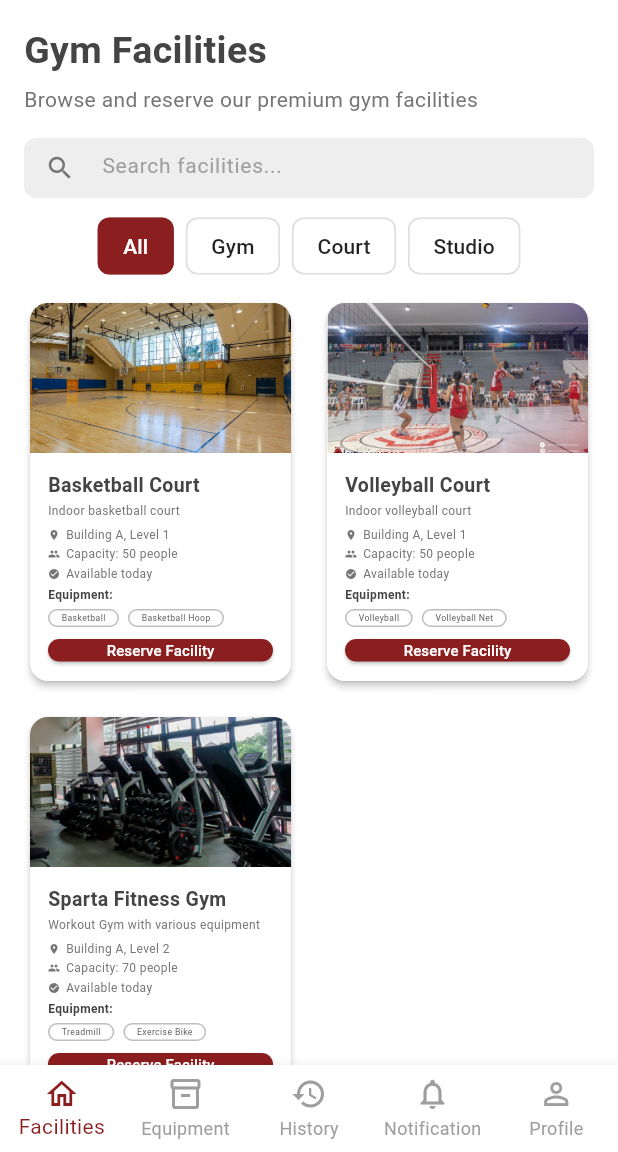
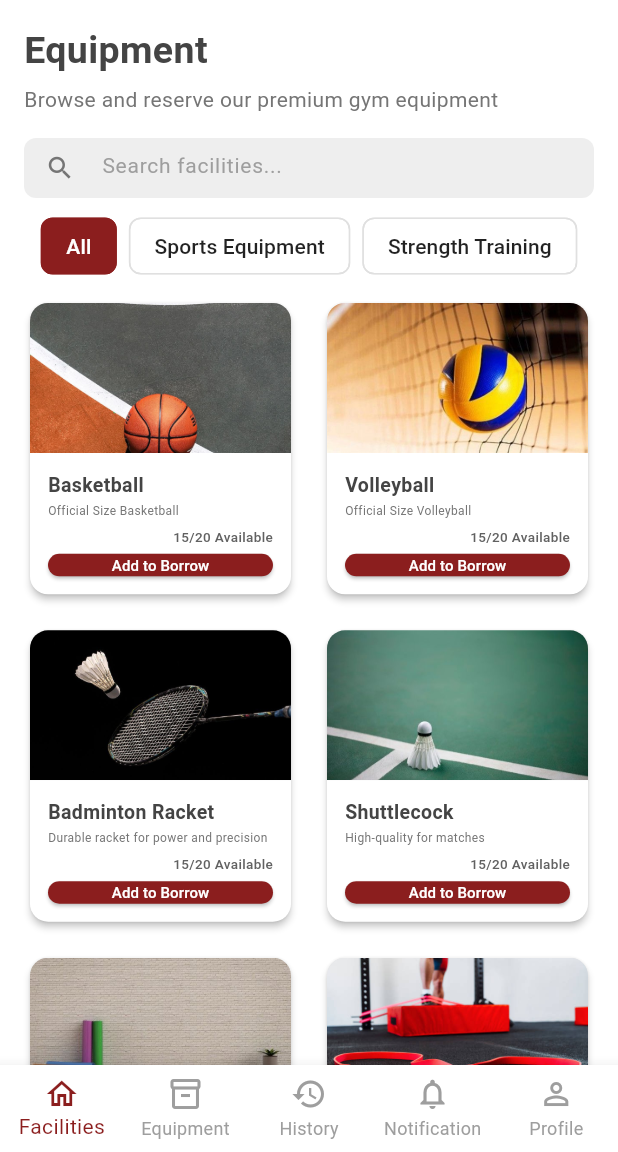
Before and after one commit to Brian-Kristofer-Perez/SpartaGO, a Flutter app: the screen it shows after launch, on a phone screen of 412 x 824 dp, the part 84-1236 px from its top. Run offline on Flutter 3.47's test engine with Material 3 defaults, Android fonts, the phone set to English and light mode, and no system bars.

Commit message:
added equipment page

```diff
--- /dev/null
+++ b/lib/common/equipment_card.dart
@@ -0,0 +1,104 @@
+import 'package:flutter/material.dart';
+
+class EquipmentCard extends StatelessWidget {
+  final Map<String, dynamic> facility;
+
+  const EquipmentCard({Key? key, required this.facility}) : super(key: key);
+
+  @override
+  Widget build(BuildContext context) {
+    return Card(
+      elevation: 2,
+      color: Colors.white,
+      shape: RoundedRectangleBorder(
+        borderRadius: BorderRadius.circular(12),
+      ),
+      child: Column(
+        crossAxisAlignment: CrossAxisAlignment.start,
+        children: [
+          // Image
+          ClipRRect(
+            borderRadius: const BorderRadius.vertical(top: Radius.circular(12)),
+            child: Container(
+              height: 100,
+              width: double.infinity,
+              color: Colors.grey[300],
+              child: Image.asset(
+                facility['image'],
+                fit: BoxFit.cover,
+                errorBuilder: (context, error, stackTrace) => Icon(
+                  Icons.fitness_center,
+                  size: 50,
+                  color: Colors.grey[400],
+                ),
+              ),
+            ),
+          ),
+
+          // Content
+          Expanded(
+            child: Padding(
+              padding: const EdgeInsets.all(12.0),
+              child: Column(
+                crossAxisAlignment: CrossAxisAlignment.start,
+                children: [
+                  Text(
+                    facility['name'],
+                    style: const TextStyle(
+                      fontSize: 13,
+                      fontWeight: FontWeight.bold,
+                    ),
+                    maxLines: 1,
+                    overflow: TextOverflow.ellipsis,
+                  ),
+                  const SizedBox(height: 2),
+                  Text(
+                    facility['description'],
+                    style: TextStyle(
+                      fontSize: 8,
+                      color: Colors.grey[600],
+                    ),
+                    maxLines: 2,
+                    overflow: TextOverflow.ellipsis,
+                  ),
+                  const SizedBox(height: 5),
+                  Align(
+                    alignment: Alignment.centerRight,
+                    child: Text(
+                      '${facility['available']}/${facility['total']} Available',
+                      style: TextStyle(
+                        fontSize: 9,
+                        color: Colors.grey[700],
+                        fontWeight: FontWeight.w500,
+                      ),
+                    ),
+                  ),
+                  const Spacer(),
+                  SizedBox(
+                    width: 150,
+                    height: 15,
+                    child: ElevatedButton(
+                      onPressed: () {},
+                      style: ElevatedButton.styleFrom(
+                        backgroundColor: const Color(0xFF8B1E1E),
+                        foregroundColor: Colors.white,
+                        padding: const EdgeInsets.symmetric(vertical: 0.5),
+                        shape: RoundedRectangleBorder(
+                          borderRadius: BorderRadius.circular(8),
+                        ),
+                      ),
+                      child: const Text(
+                        'Add to Borrow',
+                        style: TextStyle(fontSize: 10),
+                      ),
+                    ),
+                  ),
+                ],
+              ),
+            ),
+          ),
+        ],
+      ),
+    );
+  }
+}
--- a/lib/main.dart
+++ b/lib/main.dart
@@ -1,4 +1,5 @@
 import 'package:flutter/material.dart';
+import 'package:sparta_go/pages/equipment/equipment.dart';
 import 'package:sparta_go/pages/facilities/facilities.dart';
 import 'package:sparta_go/pages/login/login-page.dart';
 import 'package:sparta_go/pages/sign-up/progress-item.dart';
@@ -17,7 +18,7 @@ class MyApp extends StatelessWidget {
     return MaterialApp(
       title: 'Flutter Demo',
       routes: {
-          '/': (context) => FacilitiesPage(),
+          '/': (context) => EquipmentPage(),
           // '/about': (context) => AboutPage(),
         },
       theme: ThemeData(
--- /dev/null
+++ b/lib/pages/equipment/equipment.dart
@@ -0,0 +1,273 @@
+import 'package:flutter/material.dart';
+import 'package:sparta_go/common/equipment_card.dart';
+import 'package:sparta_go/common/search_bar_widget.dart';
+import 'package:sparta_go/common/filter_chips_widget.dart';
+
+class EquipmentPage extends StatefulWidget {
+  const EquipmentPage({Key? key}) : super(key: key);
+
+  @override
+  State<EquipmentPage> createState() => _EquipmentPageState();
+}
+
+class _EquipmentPageState extends State<EquipmentPage> {
+  String selectedFilter = 'All';
+  int selectedNavIndex = 0;
+  String searchQuery = '';
+
+  final List<Map<String, dynamic>> equipment = [
+    {
+      'name': 'Basketball',
+      'description': 'Official Size Basketball',
+      'image': 'assets/images/basketball.jpg',
+      'available': 15,
+      'total': 20,
+      'type': 'Sports Equipment',
+    },
+    {
+      'name': 'Volleyball',
+      'description': 'Official Size Volleyball',
+      'image': 'assets/images/volleyball.jpg',
+      'available': 15,
+      'total': 20,
+      'type': 'Sports Equipment',
+    },
+    {
+      'name': 'Badminton Racket',
+      'description': 'Durable racket for power and precision',
+      'image': 'assets/images/badminton.jpg',
+      'available': 15,
+      'total': 20,
+      'type': 'Sports Equipment',
+    },
+    {
+      'name': 'Shuttlecock',
+      'description': 'High-quality for matches',
+      'image': 'assets/images/shuttlcock.jpg',
+      'available': 15,
+      'total': 20,
+      'type': 'Sports Equipment',
+    },
+    {
+      'name': 'Yoga Mat',
+      'description': 'Premium non-slip yoga mat',
+      'image': 'assets/images/yoga mat.jpg',
+      'available': 15,
+      'total': 20,
+      'type': 'Strength Training',
+    },
+    {
+      'name': 'Resistance Band',
+      'description': 'Stretchable for all levels',
+      'image': 'assets/images/resistance band.jpg',
+      'available': 15,
+      'total': 20,
+      'type': 'Strength Training',
+    },
+    {
+      'name': 'Dumbbell',
+      'description': 'Durable for strength workouts',
+      'image': 'assets/images/dumbbell.jpg',
+      'available': 15,
+      'total': 20,
+      'type': 'Strength Training',
+    },
+    {
+      'name': 'Jump Rope',
+      'description': 'Portable for cardio workouts',
+      'image': 'assets/images/jump rope.jpg',
+      'available': 15,
+      'total': 20,
+      'type': 'Strength Training',
+    },
+    {
+      'name': 'Table Tennis Paddle',
+      'description': 'Comfortable grip for control',
+      'image': 'assets/images/table tennis paddle.jpg',
+      'available': 15,
+      'total': 20,
+      'type': 'Sports Equipment',
+    },
+    {
+      'name': 'Table Tennis Ball',
+      'description': 'Smooth spin and bounce',
+      'image': 'assets/images/table tennis ball.jpg',
+      'available': 15,
+      'total': 20,
+      'type': 'Sports Equipment',
+    },
+  ];
+
+  List<Map<String, dynamic>> get filteredEquipment {
+    List<Map<String, dynamic>> filtered = equipment;
+
+    if (selectedFilter != 'All') {
+      filtered = filtered.where((facility) => facility['type'] == selectedFilter).toList();
+    }
+
+    if (searchQuery.isNotEmpty) {
+      filtered = filtered.where((facility) {
+        final name = facility['name'].toString().toLowerCase();
+        final description = facility['description'].toString().toLowerCase();
+        final query = searchQuery.toLowerCase();
+        return name.contains(query) || description.contains(query);
+      }).toList();
+    }
+
+    return filtered;
+  }
+
+  @override
+  Widget build(BuildContext context) {
+    return Scaffold(
+      appBar: AppBar(
+        backgroundColor: Colors.white,
+        elevation: 0,
+        leadingWidth: 100,
+        leading: Center(
+          child: Image.asset(
+            'assets/images/logo.png',
+            width: 80,
+            height: 60,
+            fit: BoxFit.contain,
+            errorBuilder: (context, error, stackTrace) => const Icon(
+              Icons.fitness_center,
+              color: Colors.red,
+              size: 40,
+            ),
+          ),
+        ),
+        actions: [
+          Padding(
+            padding: const EdgeInsets.all(8.0),
+            child: OutlinedButton.icon(
+              onPressed: () {},
+              icon: const Text('View Events',
+              style: TextStyle(fontSize: 13)
+              ),
+              label: const Icon(Icons.calendar_today, size: 16, color: Color(0xFF991B1B)),
+              style: OutlinedButton.styleFrom(
+                foregroundColor: Colors.black87,
+                side: const BorderSide(color: Colors.grey),
+                padding: const EdgeInsets.symmetric(horizontal: 12, vertical: 10),
+                minimumSize: const Size(0, 0),
+                tapTargetSize: MaterialTapTargetSize.shrinkWrap,
+                shape: RoundedRectangleBorder(
+                  borderRadius: BorderRadius.circular(8),
+                ),
+              ),
+            ),
+          ),
+        ],
+      ),
+      body: Column(
+        crossAxisAlignment: CrossAxisAlignment.start,
+        children: [
+          // Header
+          Padding(
+            padding: const EdgeInsets.all(16.0),
+            child: Column(
+              crossAxisAlignment: CrossAxisAlignment.start,
+              children: [
+                const Text(
+                  'Equipment',
+                  style: TextStyle(
+                    fontSize: 25,
+                    fontWeight: FontWeight.bold,
+                  ),
+                ),
+                const SizedBox(height: 4),
+                Text(
+                  'Browse and reserve our premium gym equipment',
+                  style: TextStyle(
+                    fontSize: 14,
+                    color: Colors.grey[600],
+                  ),
+                ),
+              ],
+            ),
+          ),
+
+          Padding(
+            padding: const EdgeInsets.symmetric(horizontal: 16.0),
+            child: SearchBarWidget(
+              hintText: 'Search facilities...',
+              onChanged: (value) {
+                setState(() {
+                  searchQuery = value;
+                });
+              },
+            ),
+          ),
+
+          const SizedBox(height: 8),
+
+          Padding(
+            padding: const EdgeInsets.symmetric(horizontal: 16.0),
+            child: FilterChipsWidget(
+              filters: const ['All', 'Sports Equipment', 'Strength Training'],
+              selectedFilter: selectedFilter,
+              onFilterSelected: (filter) {
+                setState(() {
+                  selectedFilter = filter;
+                });
+              },
+            ),
+          ),
+
+          const SizedBox(height: 10),
+
+          Expanded(
+            child: GridView.builder(
+              padding: const EdgeInsets.symmetric(horizontal: 16),
+              gridDelegate: const SliverGridDelegateWithFixedCrossAxisCount(
+                crossAxisCount: 2,
+                childAspectRatio: 0.9,
+                crossAxisSpacing: 16,
+                mainAxisSpacing: 16,
+              ),
+              itemCount: filteredEquipment.length,
+              itemBuilder: (context, index) {
+                return EquipmentCard(facility: filteredEquipment[index]);
+              },
+            ),
+          ),
+        ],
+      ),
+
+      bottomNavigationBar: BottomNavigationBar(
+        currentIndex: selectedNavIndex,
+        onTap: (index) {
+          setState(() {
+            selectedNavIndex = index;
+          });
+        },
+        type: BottomNavigationBarType.fixed,
+        selectedItemColor: const Color(0xFF8B1E1E),
+        unselectedItemColor: Colors.grey,
+        items: const [
+          BottomNavigationBarItem(
+            icon: Icon(Icons.home_outlined),
+            label: 'Facilities',
+          ),
+          BottomNavigationBarItem(
+            icon: Icon(Icons.inventory_2_outlined),
+            label: 'Equipment',
+          ),
+          BottomNavigationBarItem(
+            icon: Icon(Icons.history),
+            label: 'History',
+          ),
+          BottomNavigationBarItem(
+            icon: Icon(Icons.notifications_outlined),
+            label: 'Notification',
+          ),
+          BottomNavigationBarItem(
+            icon: Icon(Icons.person_outline),
+            label: 'Profile',
+          ),
+        ],
+      ),
+    );
+  }
+}
```
Also changed, not shown: assets/images/badminton.jpg (added), assets/images/basketball.jpg (added), assets/images/dumbbell.jpg (added), assets/images/jump rope.jpg (added), assets/images/resistance band.jpg (added), assets/images/shuttlcock.jpg (added), assets/images/table tennis ball.jpg (added), assets/images/table tennis paddle.jpg (added), assets/images/volleyball.jpg (added), assets/images/yoga mat.jpg (added).
